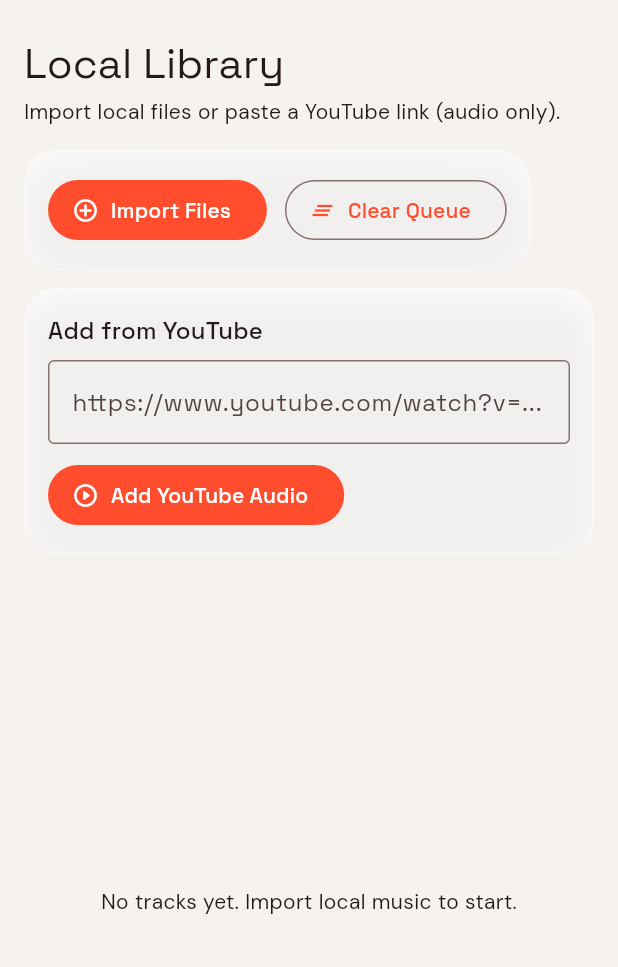
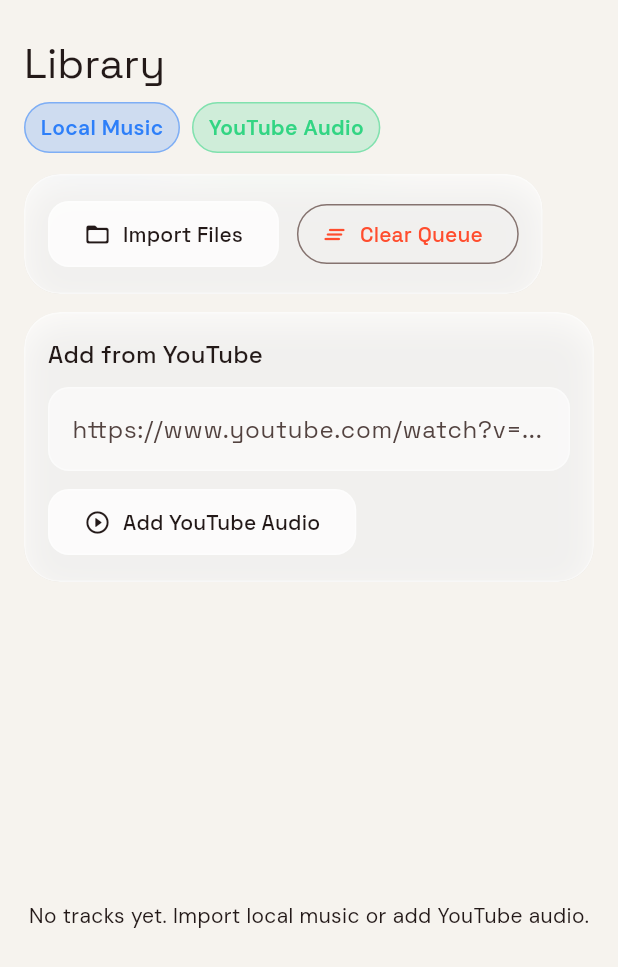
Before and after one commit to DhrubaDC1/collaborative_music_player, a Flutter app: the LibraryTab widget shown alone on an empty page, opened directly, on a phone screen of 412 x 824 dp. Shown: the top 967 px of the screen. Run offline on Flutter 3.47's test engine with Material 3 defaults, Android fonts, the phone set to English and light mode, and no system bars; our stand-ins replace audio_service, file_picker, flutter_riverpod, google_fonts, just_audio, qr_flutter; missing offline and left inert: audio_session, mobile_scanner, youtube_explode_dart.

Commit message:
feat: redesign Library screen with modern glass UI

```diff
--- a/lib/features/library/library_tab.dart
+++ b/lib/features/library/library_tab.dart
@@ -1,5 +1,8 @@
 import 'package:audio_service/audio_service.dart';
 import 'package:collaborative_music_player/core/widgets/glass_panel.dart';
+import 'package:collaborative_music_player/design_system/components/glass_button.dart';
+import 'package:collaborative_music_player/design_system/components/glass_input.dart';
+import 'package:collaborative_music_player/design_system/components/status_pill.dart';
 import 'package:collaborative_music_player/domain/track_item.dart';
 import 'package:collaborative_music_player/services/audio/audio_providers.dart';
 import 'package:collaborative_music_player/services/party/party_session_service.dart';
@@ -37,42 +40,48 @@
         crossAxisAlignment: CrossAxisAlignment.start,
         children: [
           const SizedBox(height: 12),
-          Text(
-            'Local Library',
-            style: Theme.of(context).textTheme.headlineMedium,
+          Text('Library', style: Theme.of(context).textTheme.headlineMedium),
+          const SizedBox(height: 8),
+          Wrap(
+            spacing: 8,
+            runSpacing: 8,
+            children: [
+              const StatusPill(label: 'Local Music', tone: StatusTone.info),
+              const StatusPill(
+                label: 'YouTube Audio',
+                tone: StatusTone.success,
+              ),
+              if (partyState.isHost)
+                StatusPill(
+                  label: 'Hosting ${partyState.peers.length}',
+                  tone: StatusTone.warning,
+                ),
+            ],
           ),
-          const SizedBox(height: 4),
-          Text(
-            'Import local files or paste a YouTube link (audio only).',
-            style: Theme.of(context).textTheme.bodyMedium,
-          ),
-          const SizedBox(height: 16),
+          const SizedBox(height: 14),
           GlassPanel(
+            radius: 24,
             child: Wrap(
               spacing: 12,
               runSpacing: 12,
               children: [
-                FilledButton.icon(
+                GlassButton(
+                  label: 'Import Files',
+                  icon: Icons.folder_open_rounded,
                   onPressed: _importLocalTracks,
-                  icon: const Icon(Icons.add_circle_outline),
-                  label: const Text('Import Files'),
                 ),
                 OutlinedButton.icon(
                   onPressed: () => ref.read(audioHandlerProvider).clearQueue(),
                   icon: const Icon(Icons.clear_all_rounded),
                   label: const Text('Clear Queue'),
                 ),
-                if (partyState.isHost)
-                  Chip(
-                    avatar: const Icon(Icons.wifi_tethering, size: 18),
-                    label: Text('Hosting ${partyState.peers.length} peers'),
-                  ),
               ],
             ),
           ),
           const SizedBox(height: 12),
           GlassPanel(
-            blur: 14,
+            blur: 16,
+            radius: 24,
             child: Column(
               crossAxisAlignment: CrossAxisAlignment.start,
               children: [
@@ -80,27 +89,16 @@
                   'Add from YouTube',
                   style: Theme.of(context).textTheme.titleMedium,
                 ),
-                const SizedBox(height: 8),
-                TextField(
+                const SizedBox(height: 10),
+                GlassInput(
                   controller: _youtubeController,
-                  decoration: const InputDecoration(
-                    border: OutlineInputBorder(),
-                    hintText: 'https://www.youtube.com/watch?v=...',
-                  ),
+                  hint: 'https://www.youtube.com/watch?v=...',
                 ),
                 const SizedBox(height: 10),
-                FilledButton.icon(
+                GlassButton(
                   onPressed: _addingYoutube ? null : _addYoutubeTrack,
-                  icon: _addingYoutube
-                      ? const SizedBox(
-                          width: 16,
-                          height: 16,
-                          child: CircularProgressIndicator(strokeWidth: 2),
-                        )
-                      : const Icon(Icons.play_circle_outline_rounded),
-                  label: Text(
-                    _addingYoutube ? 'Resolving...' : 'Add YouTube Audio',
-                  ),
+                  icon: Icons.play_circle_outline_rounded,
+                  label: _addingYoutube ? 'Resolving...' : 'Add YouTube Audio',
                 ),
               ],
             ),
@@ -111,7 +109,9 @@
               data: (queue) {
                 if (queue.isEmpty) {
                   return const Center(
-                    child: Text('No tracks yet. Import local music to start.'),
+                    child: Text(
+                      'No tracks yet. Import local music or add YouTube audio.',
+                    ),
                   );
                 }
 
@@ -188,7 +188,7 @@
   Widget build(BuildContext context, WidgetRef ref) {
     return GlassPanel(
       padding: const EdgeInsets.symmetric(horizontal: 14, vertical: 10),
-      radius: 18,
+      radius: 20,
       blur: 12,
       child: ListTile(
         contentPadding: EdgeInsets.zero,
@@ -199,14 +199,22 @@
             await ref.read(partySessionProvider.notifier).hostPlay();
           }
         },
-        leading: const CircleAvatar(
-          backgroundColor: Color(0x66FF4D2E),
-          child: Icon(Icons.music_note_rounded),
+        leading: Container(
+          width: 42,
+          height: 42,
+          decoration: BoxDecoration(
+            borderRadius: BorderRadius.circular(12),
+            gradient: const LinearGradient(
+              colors: [Color(0x66FF4D2E), Color(0x6638F2C7)],
+            ),
+          ),
+          child: const Icon(Icons.music_note_rounded),
         ),
         title: Text(item.title, maxLines: 1, overflow: TextOverflow.ellipsis),
         subtitle: Text(item.artist ?? 'Unknown artist'),
         trailing: Text(
           item.duration == null ? '--:--' : _formatDuration(item.duration!),
+          style: Theme.of(context).textTheme.labelLarge,
         ),
       ),
     );
```
